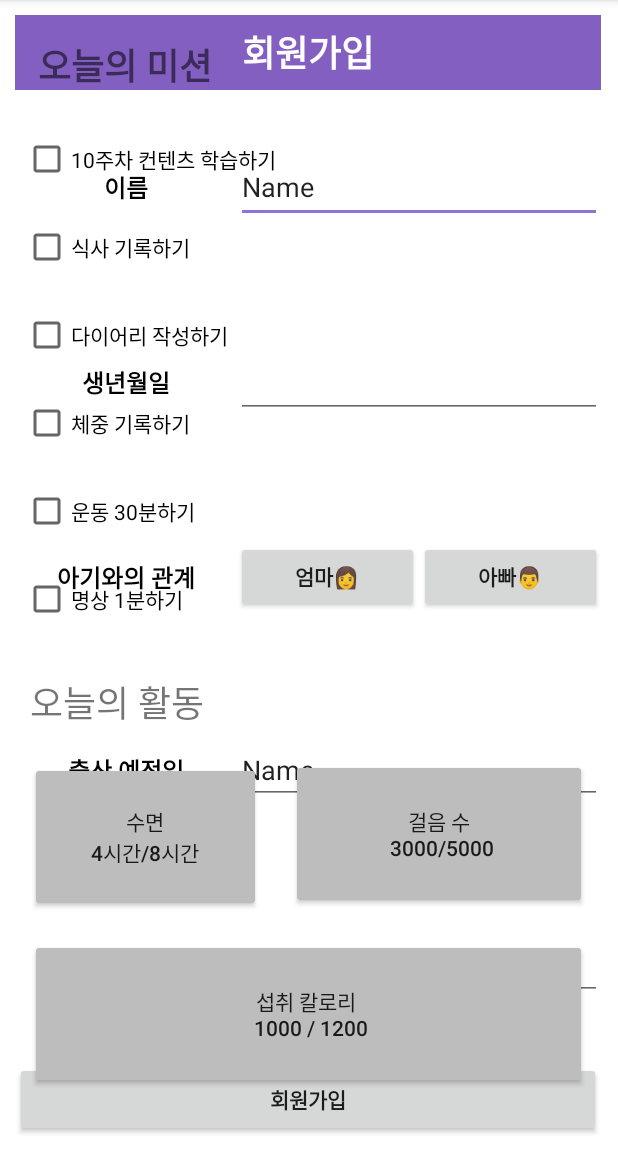
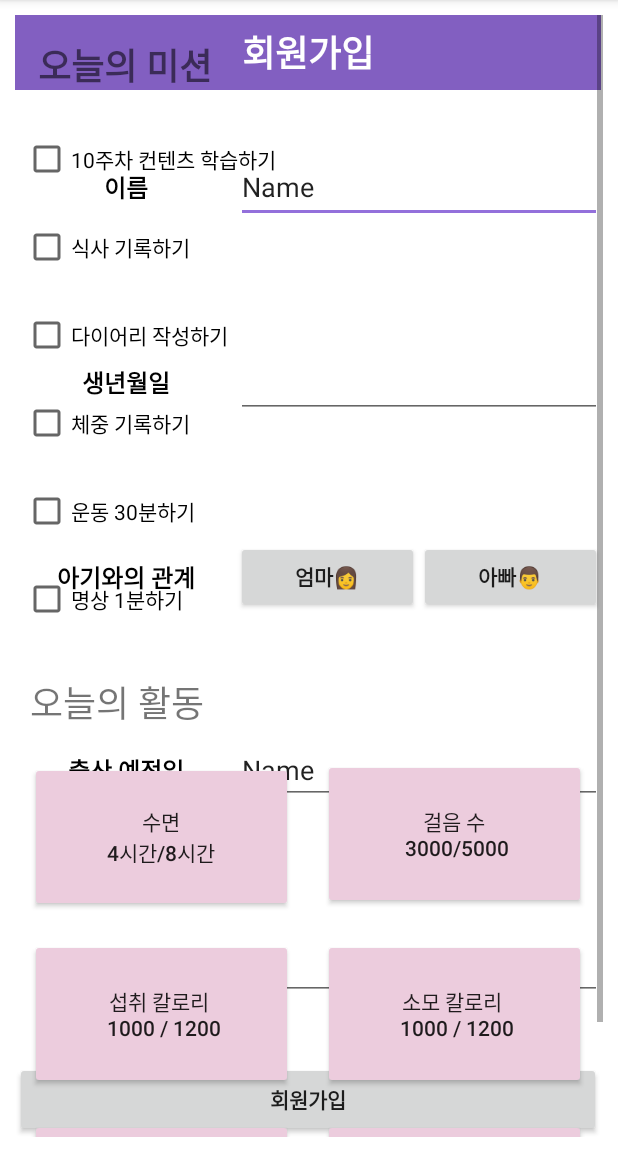
Before and after one commit to LeeSeunghyeeon/2021_IndustrialProject-2, an Android app: the fragment MissionFragment placed in its activity, on a phone screen of 412 x 824 dp, the part 84-1236 px from its top. Run offline under Robolectric (Android 15) with nearby library versions, the phone set to English and light mode, and no system bars.

Commit message:
Mission 버튼 추가, 수면 팝업 생성(체중 그래프로 띄움)

```diff
--- a/app/build.gradle
+++ b/app/build.gradle
@@ -42,6 +42,7 @@ dependencies {
     implementation 'androidx.constraintlayout:constraintlayout:2.1.1'
     implementation 'androidx.legacy:legacy-support-v4:1.0.0'
     implementation 'com.google.android.material:material:1.2.0'
+    implementation 'com.github.PhilJay:MPAndroidChart:v3.1.0'
     testImplementation 'junit:junit:4.+'
     androidTestImplementation 'androidx.test.ext:junit:1.1.3'
     androidTestImplementation 'androidx.test.espresso:espresso-core:3.4.0'
--- a/app/src/main/java/com/example/welt/MissionFragment.kt
+++ b/app/src/main/java/com/example/welt/MissionFragment.kt
@@ -5,15 +5,34 @@ import androidx.fragment.app.Fragment
 import android.view.LayoutInflater
 import android.view.View
 import android.view.ViewGroup
+import androidx.fragment.app.FragmentManager
+import com.example.welt.databinding.FragmentMissionBinding
 
 
 class MissionFragment : Fragment() {
+    private lateinit var binding:FragmentMissionBinding
+
     override fun onCreateView(
         inflater: LayoutInflater, container: ViewGroup?,
         savedInstanceState: Bundle?
     ): View? {
-        // Inflate the layout for this fragment
-        return inflater.inflate(R.layout.fragment_mission, container, false) }
+        binding = FragmentMissionBinding.inflate(inflater, container, false)
+        return binding.root }
 
 
+    override fun onActivityCreated(savedInstanceState: Bundle?) {
+        super.onActivityCreated(savedInstanceState)
+        showDialog()
+    }
+
+    private fun showDialog(){
+        binding.button1.setOnClickListener{
+            val sleepDialog = Mission_SleepDialog()
+            activity?.supportFragmentManager?.let { fragmentManager ->
+                sleepDialog.show(fragmentManager, "Mission_SleepDialog")
+            }
+        }
+
+    }
+
 }
--- a/app/src/main/res/layout/fragment_mission.xml
+++ b/app/src/main/res/layout/fragment_mission.xml
@@ -103,22 +103,22 @@
 
             <TableRow
                 android:layout_width="match_parent"
-                android:layout_height="match_parent" >
+                android:layout_height="match_parent">
 
                 <Button
                     android:id="@+id/button1"
                     android:layout_width="match_parent"
                     android:layout_height="100dp"
                     android:layout_margin="10dp"
-                    android:backgroundTint="#BDBDBD"
+                    android:backgroundTint="#ECCCDD"
                     android:text="수면\n4시간/8시간" />
 
                 <Button
                     android:id="@+id/button2"
-                    android:layout_width="139dp"
+                    android:layout_width="match_parent"
                     android:layout_height="100dp"
                     android:layout_margin="10dp"
-                    android:backgroundTint="#BDBDBD"
+                    android:backgroundTint="#ECCCDD"
                     android:text="걸음 수\n 3000/5000" />
 
             </TableRow>
@@ -131,10 +131,38 @@
                     android:id="@+id/button3"
                     android:layout_width="match_parent"
                     android:layout_height="100dp"
-                    android:layout_span="2"
                     android:layout_margin="10dp"
-                    android:backgroundTint="#BDBDBD"
+                    android:backgroundTint="#ECCCDD"
                     android:text="섭취 칼로리 \n 1000 / 1200" />
+
+                <Button
+                    android:id="@+id/button4"
+                    android:layout_width="match_parent"
+                    android:layout_height="100dp"
+                    android:layout_margin="10dp"
+                    android:backgroundTint="#ECCCDD"
+                    android:text="소모 칼로리 \n 1000 / 1200" />
+            </TableRow>
+
+            <TableRow
+                android:layout_width="match_parent"
+                android:layout_height="match_parent" >
+
+                <Button
+                    android:id="@+id/button5"
+                    android:layout_width="match_parent"
+                    android:layout_height="100dp"
+                    android:layout_margin="10dp"
+                    android:backgroundTint="#ECCCDD"
+                    android:text="체중 \n 53kg" />
+
+                <Button
+                    android:id="@+id/button6"
+                    android:layout_width="match_parent"
+                    android:layout_height="100dp"
+                    android:layout_margin="10dp"
+                    android:backgroundTint="#ECCCDD"
+                    android:text="태동 \n" />
             </TableRow>
 
         </TableLayout>
--- a/settings.gradle
+++ b/settings.gradle
@@ -4,6 +4,7 @@ dependencyResolutionManagement {
         google()
         mavenCentral()
         jcenter() // Warning: this repository is going to shut down soon
+        maven { url 'https://jitpack.io' }
     }
 }
 rootProject.name = "Welt"
```
Also changed, not shown: app/src/main/java/com/example/welt/Mission_SleepDialog.kt (added, +141 -0 lines), app/src/main/res/layout/fragment_mission__sleep_dialog.xml (added, +36 -0 lines), build.gradle (+6 -1 lines).
